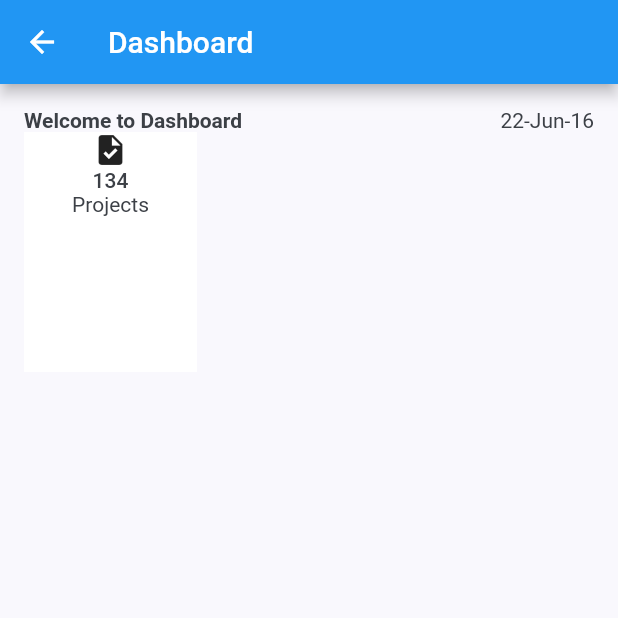
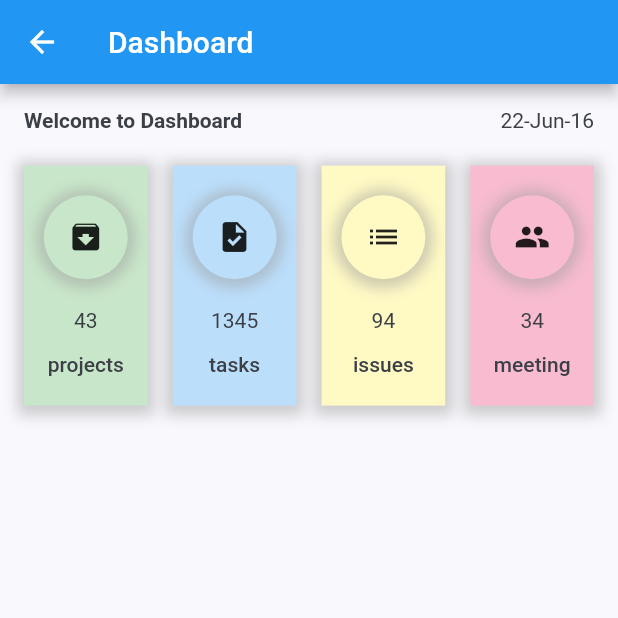
Before and after one commit to tee-jaay/stsks, a Flutter app: the DashboardScreen screen opened by its route, on a phone screen of 412 x 824 dp, the top half of it. Run offline on Flutter 3.47's test engine with Material 2 defaults, Android fonts, the phone set to English and light mode, and no system bars; our stand-ins replace animated_text_kit, badges, date_format.

Commit message:
stat cards

```diff
--- a/lib/constants.dart
+++ b/lib/constants.dart
@@ -9,5 +9,10 @@ const stTextColor = Color(0xFF3C4046);
 const stBackgroundColor = Color(0xFFF9F8FD);
 const stBackgroundColorLight = Color(0xFFf1f1f1);
 
+const projectColor = Color(0xffC8E6C9);
+const taskColor = Color(0xffBBDEFB);
+const issueColor = Color(0xffFFF9C4);
+const meetingColor = Color(0xffF8BBD0);
+
 // spacing
 const double stDefaultSpace = 16.0;
--- a/lib/screens/dashboard/inc/body.dart
+++ b/lib/screens/dashboard/inc/body.dart
@@ -1,48 +1,22 @@
 import 'package:flutter/material.dart';
 import 'package:stasks/screens/dashboard/inc/welcomeDate.dart';
 import '../../../constants.dart';
+import 'stat_cards.dart';
 
 class Body extends StatelessWidget {
   Body({Key? key}) : super(key: key);
 
   @override
   Widget build(BuildContext context) {
-    late final scrWidth = MediaQuery.of(context).size.width * 0.28;
-    late double scrHeight = 160.0;
-
     return Padding(
       padding: EdgeInsets.all(stDefaultSpace),
       child: Column(
         children: [
           welcomeDate(),
-          Row(
-            children: [
-              Container(
-                width: scrWidth,
-                height: scrHeight,
-                decoration: BoxDecoration(
-                  color: Colors.white,
-                ),
-                child: Column(
-                  children: [
-                    Icon(
-                      Icons.task,
-                      size: 24.0,
-                      semanticLabel: 'Projects',
-                    ),
-                    Text(
-                      "134",
-                      style: Theme.of(context).textTheme.bodyText1,
-                    ),
-                    Text(
-                      "Projects",
-                      style: Theme.of(context).textTheme.bodyText2,
-                    ),
-                  ],
-                ),
-              ),
-            ],
+          SizedBox(
+            height: stDefaultSpace * 1.4,
           ),
+          StatCards(),
         ],
       ),
     );
--- /dev/null
+++ b/lib/screens/dashboard/inc/stat_card.dart
@@ -0,0 +1,76 @@
+import 'package:flutter/material.dart';
+import '../../../constants.dart';
+
+class StatCard extends StatelessWidget {
+  const StatCard({
+    Key? key,
+    required this.scrWidth,
+    required this.scrHeight,
+    required this.name,
+    required this.count,
+    required this.icon,
+    required this.color,
+  }) : super(key: key);
+
+  final double scrWidth;
+  final double scrHeight;
+
+  final String name;
+  final String count;
+  final Color color;
+
+  final Icon icon;
+
+  @override
+  Widget build(BuildContext context) {
+    return Container(
+      width: scrWidth,
+      height: scrHeight,
+      decoration: BoxDecoration(
+        color: color,
+        boxShadow: [
+          BoxShadow(
+            color: Colors.grey.withOpacity(0.5),
+            spreadRadius: 5,
+            blurRadius: 7,
+            offset: Offset(0, 2),
+          ),
+        ],
+      ),
+      child: Column(
+        children: [
+          Spacer(),
+          Container(
+            padding: EdgeInsets.all(stDefaultSpace),
+            decoration: BoxDecoration(
+              borderRadius: BorderRadius.circular(50),
+              color: color,
+              boxShadow: [
+                BoxShadow(
+                  color: Colors.grey.withOpacity(0.5),
+                  spreadRadius: 5,
+                  blurRadius: 7,
+                  offset: Offset(0, 1),
+                ),
+              ],
+            ),
+            child: icon,
+          ),
+          Spacer(),
+          Text(
+            count,
+            style: Theme.of(context).textTheme.bodyText2,
+          ),
+          SizedBox(
+            height: stDefaultSpace * 0.8,
+          ),
+          Text(
+            name,
+            style: Theme.of(context).textTheme.bodyText1,
+          ),
+          Spacer(),
+        ],
+      ),
+    );
+  }
+}
--- /dev/null
+++ b/lib/screens/dashboard/inc/stat_cards.dart
@@ -0,0 +1,71 @@
+import 'package:flutter/material.dart';
+
+import '../../../constants.dart';
+import 'stat_card.dart';
+
+class StatCards extends StatelessWidget {
+  const StatCards({
+    Key? key,
+  }) : super(key: key);
+
+  @override
+  Widget build(BuildContext context) {
+    late final scrWidth = MediaQuery.of(context).size.width * 0.2;
+    late double scrHeight = 160.0;
+
+    return Row(
+      mainAxisAlignment: MainAxisAlignment.spaceBetween,
+      crossAxisAlignment: CrossAxisAlignment.center,
+      children: [
+        StatCard(
+          scrWidth: scrWidth,
+          scrHeight: scrHeight,
+          count: '43',
+          name: 'projects',
+          color: projectColor,
+          icon: Icon(
+            Icons.archive,
+            size: 24.0,
+            semanticLabel: 'projects',
+          ),
+        ),
+        StatCard(
+          scrWidth: scrWidth,
+          scrHeight: scrHeight,
+          count: '1345',
+          name: 'tasks',
+          color: taskColor,
+          icon: Icon(
+            Icons.task,
+            size: 24.0,
+            semanticLabel: 'tasks',
+          ),
+        ),
+        StatCard(
+          scrWidth: scrWidth,
+          scrHeight: scrHeight,
+          count: '94',
+          name: 'issues',
+          color: issueColor,
+          icon: Icon(
+            Icons.list,
+            size: 24.0,
+            semanticLabel: 'issues',
+          ),
+        ),
+        StatCard(
+          scrWidth: scrWidth,
+          scrHeight: scrHeight,
+          count: '34',
+          name: 'meeting',
+          color: meetingColor,
+          icon: Icon(
+            Icons.people,
+            size: 24.0,
+            semanticLabel: 'meeting',
+          ),
+        ),
+      ],
+    );
+  }
+}
```
